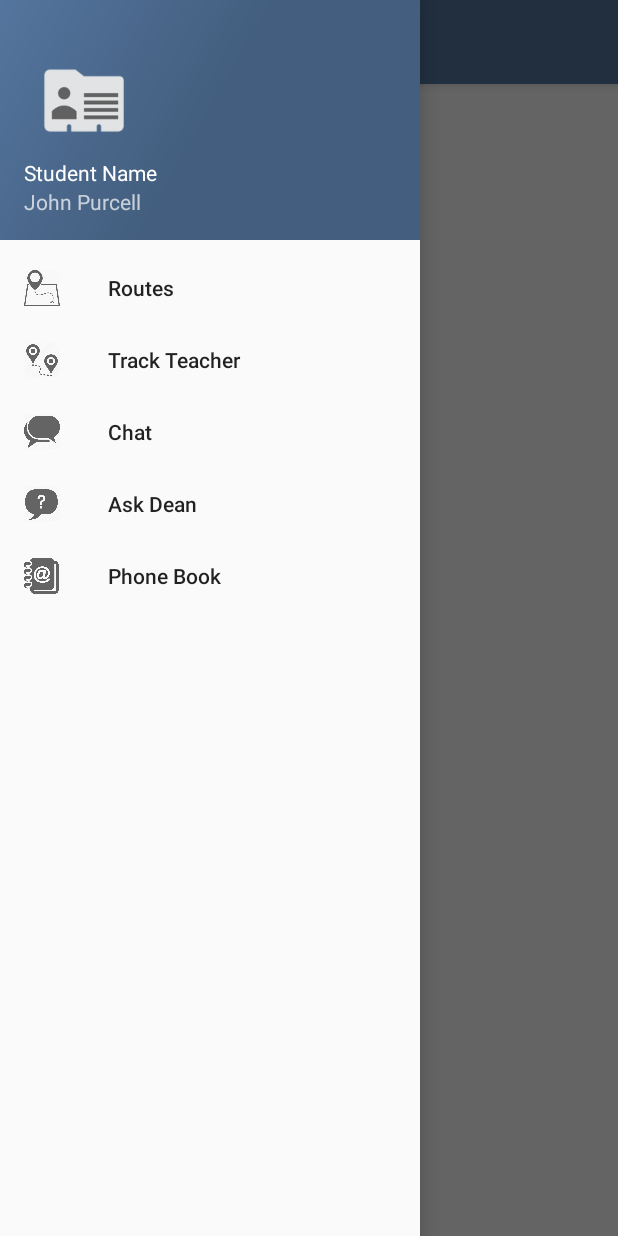
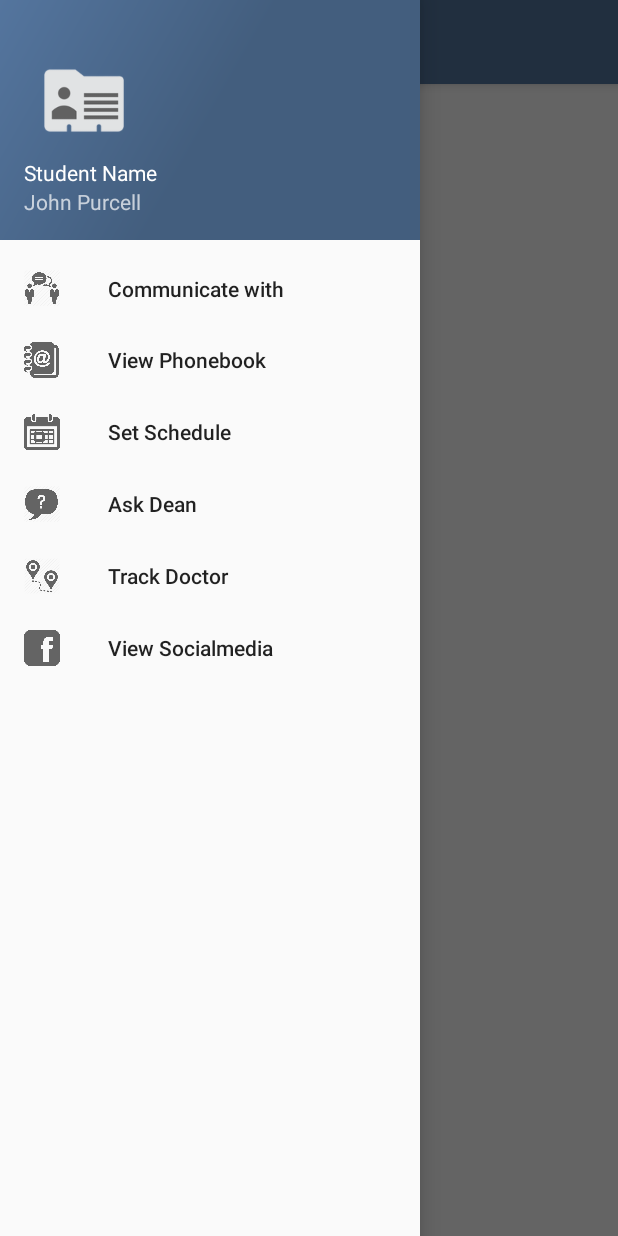
Before and after one commit to husnain446/student-service, an Android app: the screen it shows after launch (MainActivity), with the side drawer open, on a phone screen of 412 x 824 dp. Run offline under Robolectric (Android 15) with nearby library versions, the phone set to English and light mode, and no system bars.

Commit message:
UI Changes

```diff
--- /dev/null
+++ b/app/src/main/res/layout/register_student_fragment.xml
@@ -0,0 +1,6 @@
+<RelativeLayout
+    xmlns:android="http://schemas.android.com/apk/res/android"
+    android:id="@+id/register_fragment"
+    android:layout_width="match_parent"
+    android:layout_height="match_parent" >
+</RelativeLayout>
--- /dev/null
+++ b/app/src/main/res/layout/social_media_fragment.xml
@@ -0,0 +1,6 @@
+<?xml version="1.0" encoding="utf-8"?>
+<LinearLayout xmlns:android="http://schemas.android.com/apk/res/android"
+    android:layout_width="match_parent"
+    android:layout_height="match_parent">
+
+</LinearLayout>
--- a/app/src/main/res/menu/activity_main_drawer.xml
+++ b/app/src/main/res/menu/activity_main_drawer.xml
@@ -3,24 +3,28 @@
 
     <group android:checkableBehavior="single">
         <item
-            android:id="@+id/route_fragment"
-            android:icon="@mipmap/ic_routes"
-            android:title="Routes" />
+            android:id="@+id/communicate_fragment"
+            android:icon="@drawable/ic_communicate"
+            android:title="Communicate with Classmates" />
         <item
-            android:id="@+id/track_fragment"
-            android:icon="@drawable/ic_track"
-            android:title="Track Teacher" />
+            android:id="@+id/phonebook_fragment"
+            android:icon="@drawable/ic_phonebook"
+            android:title="View Phonebook" />
         <item
             android:id="@+id/chat_fragment"
-            android:icon="@drawable/ic_chat"
-            android:title="Chat" />
+            android:icon="@drawable/ic_calendar"
+            android:title="Set Schedule" />
         <item
             android:id="@+id/dean_fragment"
             android:icon="@drawable/ic_ask_dean"
             android:title="Ask Dean" />
         <item
-            android:id="@+id/contacts_fragment"
-            android:icon="@drawable/ic_phonebook"
-            android:title="Phone Book" />
+            android:id="@+id/track_fragment"
+            android:icon="@drawable/ic_track"
+            android:title="Track Doctor" />
+        <item
+            android:id="@+id/social_media_fragment"
+            android:icon="@drawable/ic_facebook"
+            android:title="View Socialmedia"/>
     </group>
 </menu>
```
Also changed, not shown: app/src/main/java/com/byteshaft/studentservice/MainActivity.java (+11 -7 lines), app/src/main/java/com/byteshaft/studentservice/fragment/ChatFragment.java (deleted, +0 -103 lines), app/src/main/java/com/byteshaft/studentservice/fragment/CommunicateFragment.java (added, +25 -0 lines), app/src/main/java/com/byteshaft/studentservice/fragment/RouteFragment.java (deleted, +0 -45 lines), app/src/main/java/com/byteshaft/studentservice/fragment/ScheduleFragment.java (added, +103 -0 lines), app/src/main/java/com/byteshaft/studentservice/fragment/SocialMediaFragment.java (added, +26 -0 lines), app/src/main/res/drawable/ic_calendar.png (added), app/src/main/res/drawable/ic_communicate.png (added), app/src/main/res/drawable/ic_facebook.png (added).
